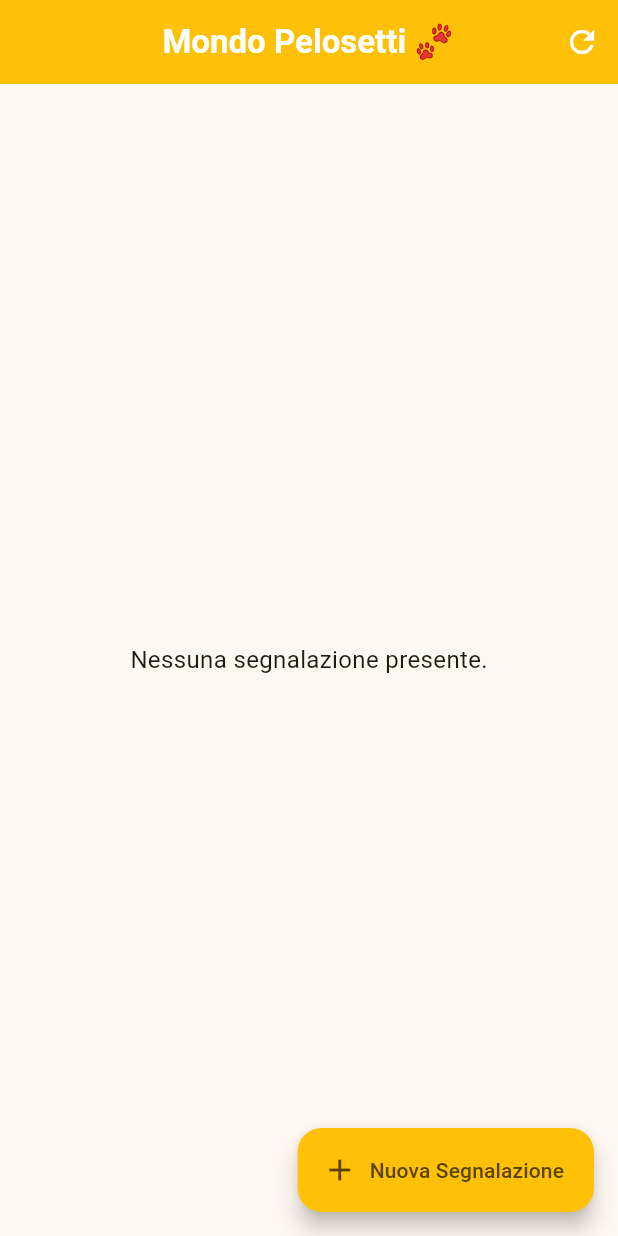
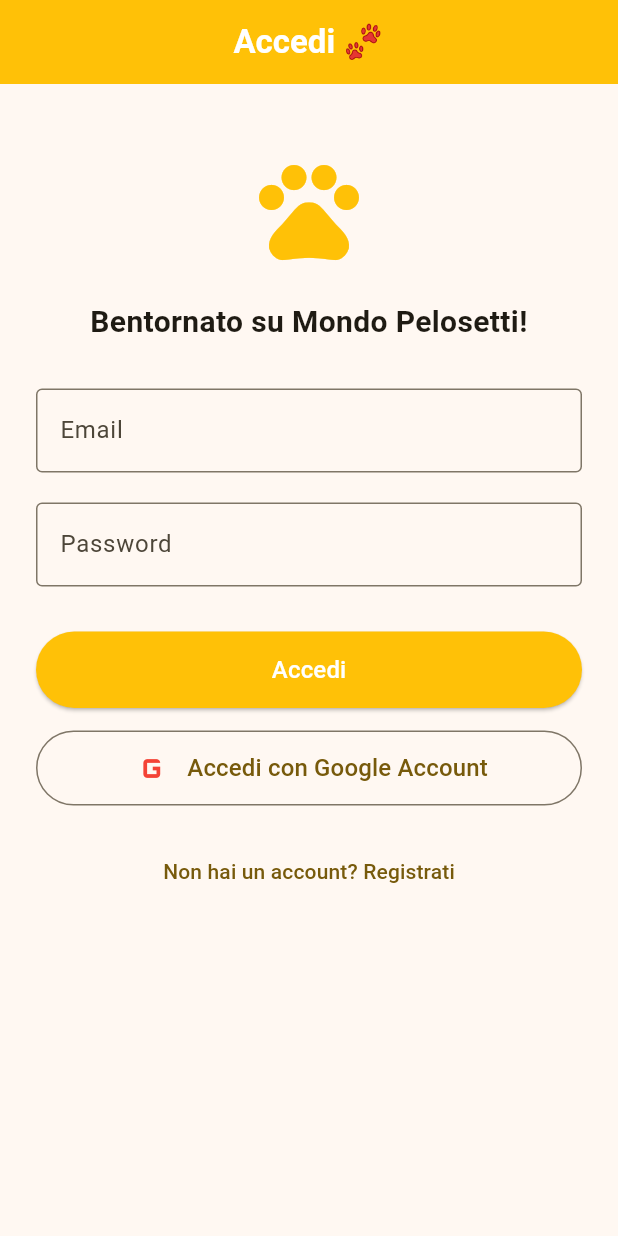
Before and after one commit to borbonico791926-it/mondo-pelosetti, a Flutter app: the screen it shows after launch, on a phone screen of 412 x 824 dp. Run offline on Flutter 3.47's test engine with Material 3 defaults, Android fonts, the phone set to English and light mode, and no system bars; our stand-ins replace supabase_flutter; accounts and stored records are empty.

Commit message:
Implement authentication screen with Supabase
Added authentication screen for login and registration using Supabase. Updated main app to start with AuthScreen instead of HomeScreen.

```diff
--- a/lib/main.dart
+++ b/lib/main.dart
@@ -5,28 +5,167 @@ import 'package:supabase_flutter/supabase_flutter.dart';
 
 void main() async {
   WidgetsFlutterBinding.ensureInitialized();
+
   await Supabase.initialize(
     url: 'https://supabase.co',
     anonKey: 'eyJhbGciOiJIUzI1NiIsInR5cCI6IkpXVCJ9.eyJpc3MiOiJzdXBhYmFzZSIsInJlZiI6InB3bXlra3NpZHNqcWttZG50d2FtIiwicm9sZSI6ImFub24iLCJpYXQiOjE3ODI5OTE1ODQsImV4cCI6MjA5ODU2NzU4NH0.kAeYDYFIryV3CA_HZgo5LNXWCxt0K21I6Q2KxIINlE8',
   );
+
   runApp(const MondoPelosettiApp());
 }
 
 class MondoPelosettiApp extends StatelessWidget {
   const MondoPelosettiApp({super.key});
+
   @override
   Widget build(BuildContext context) {
     return MaterialApp(
       title: 'Mondo Pelosetti',
       debugShowCheckedModeBanner: false,
-      theme: ThemeData(useMaterial3: true, colorScheme: ColorScheme.fromSeed(seedColor: Colors.amber)),
-      home: const HomeScreen(),
+      theme: ThemeData(
+        useMaterial3: true,
+        colorScheme: ColorScheme.fromSeed(seedColor: Colors.amber),
+      ),
+      // L'app ora parte dalla schermata di Login
+      home: const AuthScreen(),
+    );
+  }
+}
+
+// NUOVA SCHERMATA: LOGIN E REGISTRAZIONE
+class AuthScreen extends StatefulWidget {
+  const AuthScreen({super.key});
+
+  @override
+  State<AuthScreen> createState() => _AuthScreenState();
+}
+
+class _AuthScreenState extends State<AuthScreen> {
+  final _formKey = GlobalKey<FormState>();
+  final _emailController = TextEditingController();
+  final _passwordController = TextEditingController();
+  bool _isSignUp = false;
+  bool _isLoading = false;
+
+  Future<void> _handleAuth() async {
+    if (!_formKey.currentState!.validate()) return;
+    setState(() { _isLoading = true; });
+
+    try {
+      if (_isSignUp) {
+        await Supabase.instance.client.auth.signUp(
+          email: _emailController.text.trim(),
+          password: _passwordController.text.trim(),
+        );
+        if (mounted) {
+          ScaffoldMessenger.of(context).showSnackBar(
+            const SnackBar(content: Text('Registrazione completata! Controlla la tua email per confermare.')),
+          );
+        }
+      } else {
+        await Supabase.instance.client.auth.signInWithPassword(
+          email: _emailController.text.trim(),
+          password: _passwordController.text.trim(),
+        );
+        if (mounted) {
+          Navigator.pushReplacement(context, MaterialPageRoute(builder: (context) => const HomeScreen()));
+        }
+      }
+    } catch (e) {
+      if (mounted) {
+        ScaffoldMessenger.of(context).showSnackBar(SnackBar(content: Text('Errore: $e')));
+      }
+    } finally {
+      if (mounted) setState(() { _isLoading = false; });
+    }
+  }
+
+  // ACCEDI CON GOOGLE ACCOUNT
+  Future<void> _loginWithGoogle() async {
+    try {
+      await Supabase.instance.client.auth.signInWithOAuth(
+        OAuthProvider.google,
+        redirectTo: 'io.supabase.mondopelosetti://login-callback',
+      );
+    } catch (e) {
+      ScaffoldMessenger.of(context).showSnackBar(SnackBar(content: Text('Errore Google Login: $e')));
+    }
+  }
+
+  @override
+  void dispose() {
+    _emailController.dispose();
+    _passwordController.dispose();
+    super.dispose();
+  }
+
+  @override
+  Widget build(BuildContext context) {
+    return Scaffold(
+      appBar: AppBar(
+        title: Text(_isSignUp ? 'Registrati 🐾' : 'Accedi 🐾', style: const TextStyle(color: Colors.white, fontWeight: FontWeight.bold)),
+        backgroundColor: Colors.amber,
+        centerTitle: true,
+      ),
+      body: Padding(
+        padding: const EdgeInsets.all(24.0),
+        child: Form(
+          key: _formKey,
+          child: ListView(
+            children: [
+              const SizedBox(height: 20),
+              const Icon(Icons.pets, size: 80, color: Colors.amber),
+              const SizedBox(height: 20),
+              Text(
+                _isSignUp ? 'Crea un nuovo account' : 'Bentornato su Mondo Pelosetti!',
+                style: const TextStyle(fontSize: 20, fontWeight: FontWeight.bold),
+                textAlign: TextAlign.center,
+              ),
+              const SizedBox(height: 30),
+              TextFormField(
+                controller: _emailController,
+                decoration: const InputDecoration(labelText: 'Email', border: OutlineInputBorder()),
+                keyboardType: TextInputType.emailAddress,
+                validator: (v) => v == null || v.isEmpty ? 'Inserisci l\'email' : null,
+              ),
+              const SizedBox(height: 20),
+              TextFormField(
+                controller: _passwordController,
+                decoration: const InputDecoration(labelText: 'Password', border: OutlineInputBorder()),
+                obscureText: true,
+                validator: (v) => v == null || v.length < 6 ? 'La password deve avere almeno 6 caratteri' : null,
+              ),
+              const SizedBox(height: 30),
+              _isLoading
+                  ? const Center(child: CircularProgressIndicator())
+                  : ElevatedButton(
+                      onPressed: _handleAuth,
+                      style: ElevatedButton.styleFrom(backgroundColor: Colors.amber, padding: const EdgeInsets.symmetric(vertical: 14)),
+                      child: Text(_isSignUp ? 'Registrati' : 'Accedi', style: const TextStyle(color: Colors.white, fontSize: 16)),
+                    ),
+              const SizedBox(height: 15),
+              OutlinedButton.icon(
+                onPressed: _loginWithGoogle,
+                icon: const Icon(Icons.g_mobiledata, size: 30, color: Colors.red),
+                label: const Text('Accedi con Google Account', style: TextStyle(fontSize: 16)),
+                style: OutlinedButton.styleFrom(padding: const EdgeInsets.symmetric(vertical: 10)),
+              ),
+              const SizedBox(height: 20),
+              TextButton(
+                onPressed: () => setState(() { _isSignUp = !_isSignUp; }),
+                child: Text(_isSignUp ? 'Hai già un account? Accedi' : 'Non hai un account? Registrati'),
+              ),
+            ],
+          ),
+        ),
+      ),
     );
   }
 }
 
 class HomeScreen extends StatefulWidget {
   const HomeScreen({super.key});
+
   @override
   State<HomeScreen> createState() => _HomeScreenState();
 }
@@ -44,10 +183,21 @@ class _HomeScreenState extends State<HomeScreen> {
   Future<void> _loadReports() async {
     setState(() { _isLoading = true; });
     try {
-      final List<dynamic> data = await Supabase.instance.client.from('reports').select().order('created_at', ascending: false);
+      final List<dynamic> data = await Supabase.instance.client
+          .from('reports')
+          .select()
+          .order('created_at', ascending: false);
+
       setState(() { _reports = data; _isLoading = false; });
     } catch (e) {
       setState(() { _isLoading = false; });
+    }
+  }
+
+  Future<void> _logout() async {
+    await Supabase.instance.client.auth.signOut();
+    if (mounted) {
+      Navigator.pushReplacement(context, MaterialPageRoute(builder: (context) => const AuthScreen()));
     }
   }
 
@@ -58,7 +208,10 @@ class _HomeScreenState extends State<HomeScreen> {
         title: const Text('Mondo Pelosetti 🐾', style: TextStyle(fontWeight: FontWeight.bold, color: Colors.white)),
         backgroundColor: Colors.amber,
         centerTitle: true,
-        actions: [IconButton(icon: const Icon(Icons.refresh, color: Colors.white), onPressed: _loadReports)],
+        leading: IconButton(icon: const Icon(Icons.logout, color: Colors.white), onPressed: _logout),
+        actions: [
+          IconButton(icon: const Icon(Icons.refresh, color: Colors.white), onPressed: _loadReports),
+        ],
       ),
       body: _isLoading
           ? const Center(child: CircularProgressIndicator())
@@ -70,6 +223,7 @@ class _HomeScreenState extends State<HomeScreen> {
                     final report = _reports[index];
                     return Card(
                       margin: const EdgeInsets.symmetric(horizontal: 16, vertical: 8),
+                      elevation: 2,
                       child: ListTile(
                         leading: const CircleAvatar(backgroundColor: Colors.amber, child: Icon(Icons.pets, color: Colors.white)),
                         title: Text(report['title'] ?? 'Senza titolo', style: const TextStyle(fontWeight: FontWeight.bold)),
@@ -113,72 +267,7 @@ class _ReportScreenState extends State<ReportScreen> {
       final res = await http.get(Uri.parse('https://wikipedia.org'));
       if (res.statusCode == 200) {
         final List<dynamic> data = json.decode(res.body);
-        if (data.length > 1 && data[1] is List) { setState(() { _specieList = List<String>.from(data[1]); }); }
+        if (data.length > 1 && data is List) { setState(() { _specieList = List<String>.from(data); }); }
       }
     } catch (e) { debugPrint("$e"); }
   }
-
-  Future<void> _searchBreed(String q) async {
-    if (q.isEmpty) { setState(() { _breedList = []; }); return; }
-    String ctx = _specie.text.isNotEmpty ? "${_specie.text} " : "";
-    try {
-      final res = await http.get(Uri.parse('https://wikipedia.org'));
-      if (res.statusCode == 200) {
-        final List<dynamic> data = json.decode(res.body);
-        if (data.length > 1 && data[1] is List) {
-          setState(() { _breedList = List<String>.from(data[1]).map((i) => i.replaceAll(RegExp(ctx, caseSensitive: false), '').trim()).toList(); });
-        }
-      }
-    } catch (e) { debugPrint("$e"); }
-  }
-
-  Future<void> _submit() async {
-    if (_formKey.currentState!.validate()) {
-      try {
-        await Supabase.instance.client.from('reports').insert({
-          'type': _type, 'title': _title.text, 'description': _desc.text, 'animal_specie': _specie.text, 'animal_breed': _breed.text,
-        });
-        if (mounted) Navigator.pop(context);
-      } catch (e) {
-        ScaffoldMessenger.of(context).showSnackBar(SnackBar(content: Text('Errore invio: $e')));
-      }
-    }
-  }
-
-  @override
-  void dispose() { _title.dispose(); _desc.dispose(); _specie.dispose(); _breed.dispose(); super.dispose(); }
-
-  @override
-  Widget build(BuildContext context) {
-    return Scaffold(
-      appBar: AppBar(title: const Text('Nuova Segnalazione 📢', style: TextStyle(color: Colors.white)), backgroundColor: Colors.amber),
-      body: Padding(
-        padding: const EdgeInsets.all(16.0),
-        child: Form(
-          key: _formKey,
-          child: ListView(
-            children: [
-              DropdownButtonFormField<String>(
-                value: _type,
-                items: ['Smarrito', 'Avvistato', 'Ferito', 'In Pericolo'].map((l) => DropdownMenuItem(value: l, child: Text(l))).toList(),
-                onChanged: (v) => setState(() { _type = v!; }),
-              ),
-              const SizedBox(height: 15),
-              TextFormField(controller: _specie, decoration: const InputDecoration(labelText: 'Tipo di animale', border: OutlineInputBorder()), onChanged: _searchSpecie, validator: (v) => v == null || v.isEmpty ? 'Campo richiesto' : null),
-              if (_specieList.isNotEmpty) Container(height: 80, color: Colors.amber.shade50, child: ListView.builder(itemCount: _specieList.length, itemBuilder: (c, i) => ListTile(title: Text(_specieList[i]), dense: true, onTap: () => setState(() { _specie.text = _specieList[i]; _specieList = []; })))),
-              const SizedBox(height: 15),
-              TextFormField(controller: _breed, decoration: const InputDecoration(labelText: 'Razza', border: OutlineInputBorder()), onChanged: _searchBreed),
-              if (_breedList.isNotEmpty) Container(height: 80, color: Colors.amber.shade50, child: ListView.builder(itemCount: _breedList.length, itemBuilder: (c, i) => ListTile(title: Text(_breedList[i]), dense: true, onTap: () => setState(() { _breed.text = _breedList[i]; _breedList = []; })))),
-              const SizedBox(height: 15),
-              TextFormField(controller: _title, decoration: const InputDecoration(labelText: 'Titolo', border: OutlineInputBorder()), validator: (v) => v == null || v.isEmpty ? 'Campo richiesto' : null),
-              const SizedBox(height: 15),
-              TextFormField(controller: _desc, maxLines: 3, decoration: const InputDecoration(labelText: 'Descrizione', border: OutlineInputBorder()), validator: (v) => v == null || v.isEmpty ? 'Campo richiesto' : null),
-              const SizedBox(height: 25),
-              ElevatedButton(onPressed: _submit, style: ElevatedButton.styleFrom(backgroundColor: Colors.amber), child: const Text('Invia Online', style: TextStyle(color: Colors.white))),
-            ],
-          ),
-        ),
-      ),
-    );
-  }
-}
```
